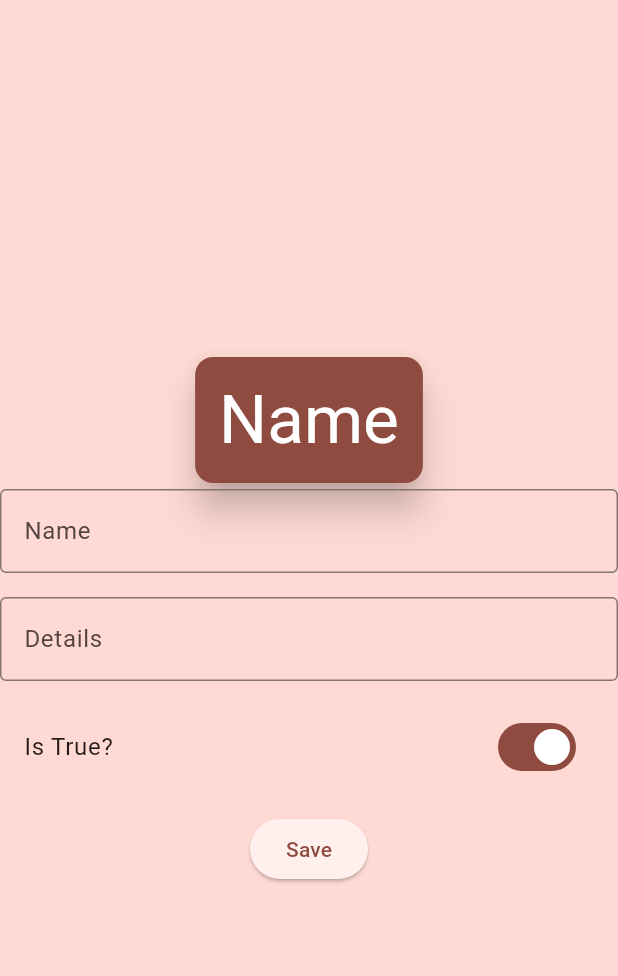
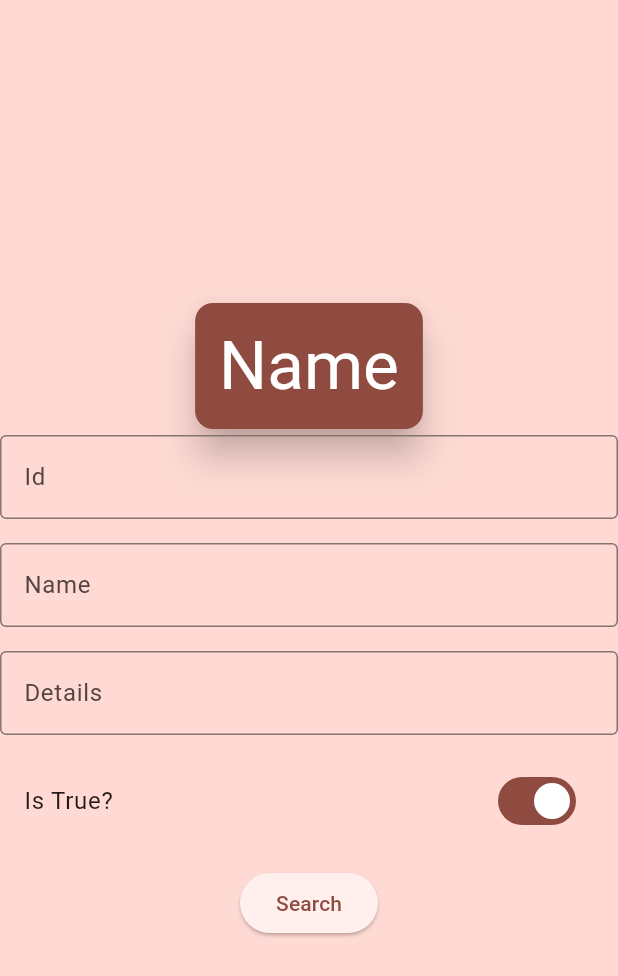
Before and after one commit to Christophers27/scottycon_check_in, a Flutter app: the screen it shows after launch, on a phone screen of 412 x 824 dp. Shown: the top 976 px of the screen. Run offline on Flutter 3.47's test engine with Material 2 defaults, Android fonts, the phone set to English and light mode, and no system bars; missing offline and left inert: dart:ffi, gsheets; key blocks and very long unbroken strings in the code were emptied for the run.

Commit message:
Added initial read functionality

```diff
--- a/lib/user_form_widget.dart
+++ b/lib/user_form_widget.dart
@@ -14,6 +14,7 @@ class UserFormWidget extends StatefulWidget {
 
 class _UserFormWidgetState extends State<UserFormWidget> {
   final formKey = GlobalKey<FormState>();
+  late TextEditingController controllerId;
   late TextEditingController controllerName;
   late TextEditingController controllerDetail;
   late bool isTrue;
@@ -27,14 +28,16 @@ class _UserFormWidgetState extends State<UserFormWidget> {
   }
 
   void initUser() {
+    final id = widget.user == null ? '' : widget.user!.id.toString();
     final name = widget.user == null ? '' : widget.user!.name;
     final detail = widget.user == null ? '' : widget.user!.detail;
-    final isTrue = widget.user == null ? '' : widget.user!.isTrue;
+    final isTrue = widget.user == null ? true : widget.user!.isTrue;
 
     setState(() {
+      controllerId = TextEditingController(text: id);
       controllerName = TextEditingController(text: name);
       controllerDetail = TextEditingController(text: detail);
-      this.isTrue = true;
+      this.isTrue = isTrue;
     });
   }
 
@@ -52,6 +55,8 @@ class _UserFormWidgetState extends State<UserFormWidget> {
       child: Column(
         mainAxisSize: MainAxisSize.min,
         children: [
+          buildId(),
+          SizedBox(height: 16),
           buildName(),
           SizedBox(height: 16),
           buildDetails(),
@@ -65,17 +70,26 @@ class _UserFormWidgetState extends State<UserFormWidget> {
 
                 if (isValid) {
                   final user = User(
+                      id: int.tryParse(controllerId.text),
                       name: controllerName.text,
                       detail: controllerDetail.text,
                       isTrue: isTrue);
                   widget.onSavedUser(user);
                 }
               },
-              child: Text("Save"))
+              child: Text("Search"))
         ],
       ),
     );
   }
+
+  Widget buildId() => TextFormField(
+        controller: controllerId,
+        decoration: const InputDecoration(
+          labelText: "Id",
+          border: OutlineInputBorder(),
+        ),
+      );
 
   Widget buildName() => TextFormField(
         controller: controllerName,
```
Also changed, not shown: lib/homepage.dart (+8 -3 lines).
